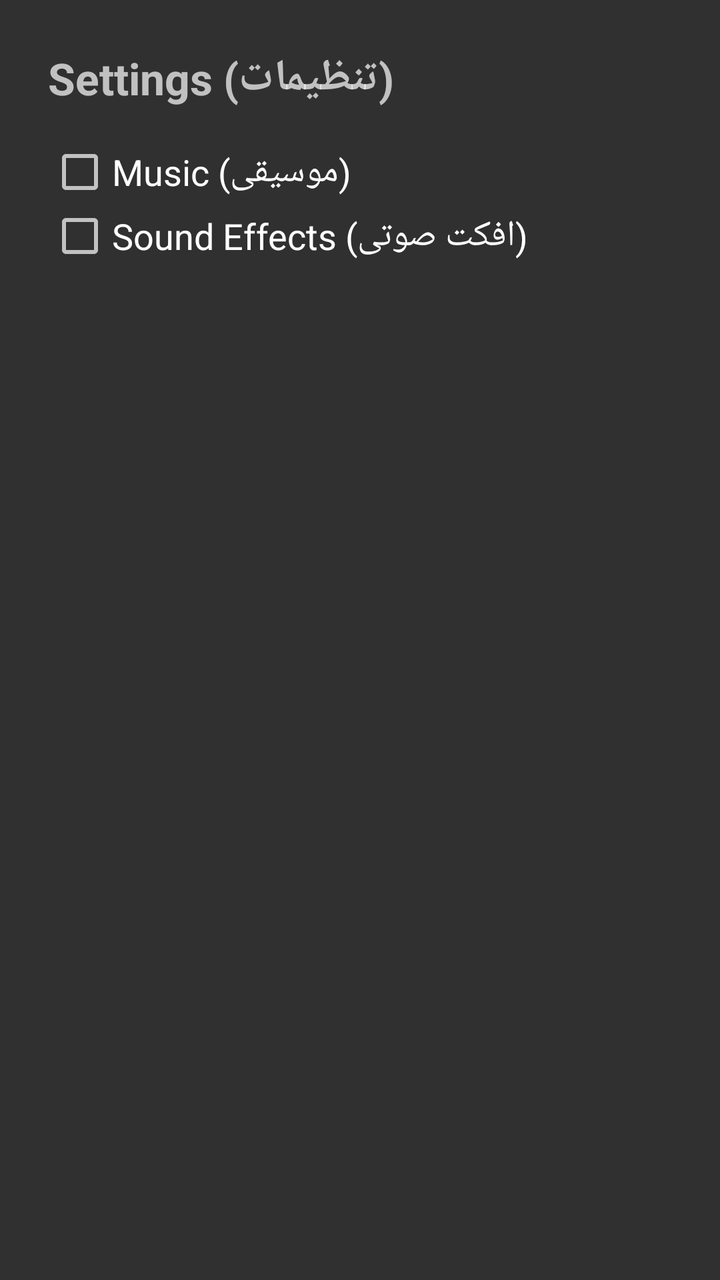
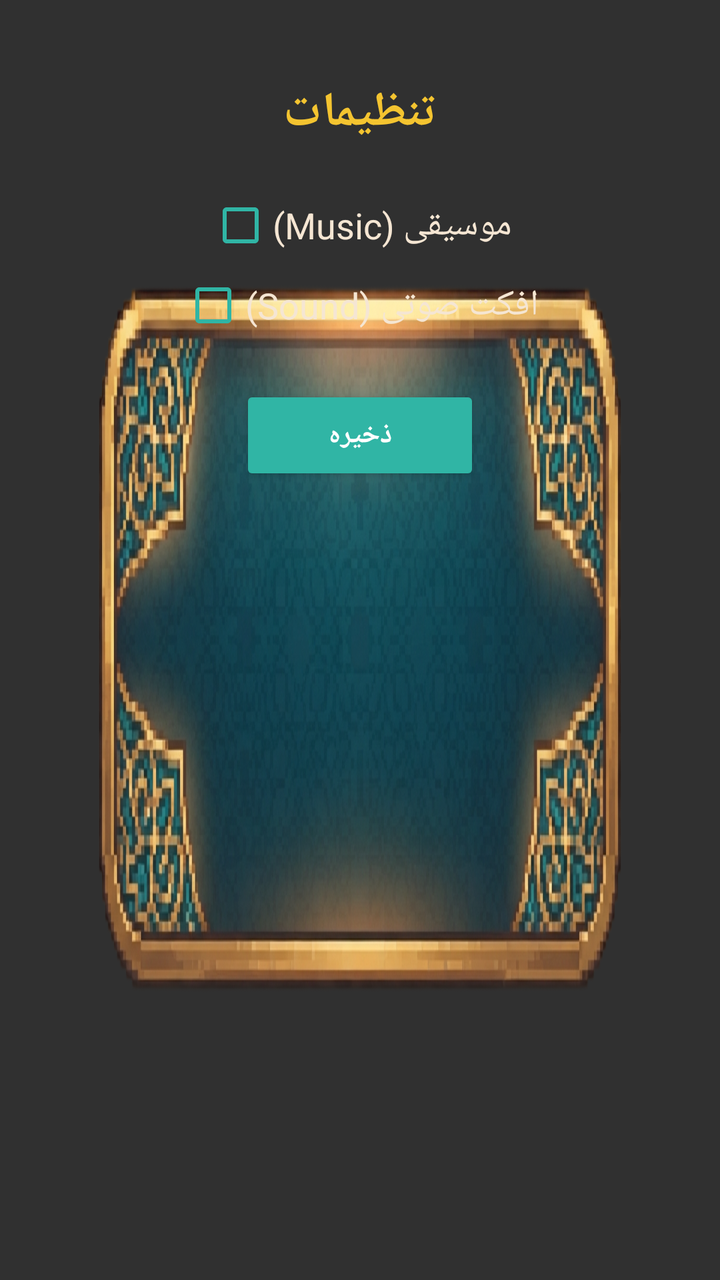

The first picture is an Android layout as it rendered before a commit; the second is the same layout after the commit. The layout source and the unified diff follow.
<!-- AndroidManifest.xml: application theme Theme.AppCompat.NoActionBar -->
<!-- res/layout/dialog_settings.xml -->
<?xml version="1.0" encoding="utf-8"?>
<LinearLayout xmlns:android="http://schemas.android.com/apk/res/android"
    android:layout_width="match_parent"
    android:layout_height="wrap_content"
    android:orientation="vertical"
    android:padding="24dp">

    <TextView
        android:layout_width="wrap_content"
        android:layout_height="wrap_content"
        android:text="Settings (تنظیمات)"
        android:textSize="22sp"
        android:textStyle="bold"
        android:layout_marginBottom="16dp" />

    <CheckBox
        android:id="@+id/cbMusic"
        android:layout_width="match_parent"
        android:layout_height="wrap_content"
        android:text="Music (موسیقی)"
        android:textSize="18sp" />

    <CheckBox
        android:id="@+id/cbSound"
        android:layout_width="match_parent"
        android:layout_height="wrap_content"
        android:text="Sound Effects (افکت صوتی)"
        android:textSize="18sp" />

</LinearLayout>
<!-- resources referenced by this layout -->
<resources>

</resources>

<!-- the commit's change to res/layout/dialog_settings.xml (unified diff, before → after) -->
@@ -1,30 +1,64 @@
 <?xml version="1.0" encoding="utf-8"?>
-<LinearLayout xmlns:android="http://schemas.android.com/apk/res/android"
-    android:layout_width="match_parent"
+<androidx.constraintlayout.widget.ConstraintLayout 
+    xmlns:android="http://schemas.android.com/apk/res/android"
+    xmlns:app="http://schemas.android.com/apk/res-auto"
+    android:layout_width="320dp"
     android:layout_height="wrap_content"
-    android:orientation="vertical"
-    android:padding="24dp">
+    android:background="@drawable/panel_window"
+    android:padding="40dp">
 
     <TextView
+        android:id="@+id/tvSettingsTitle"
         android:layout_width="wrap_content"
         android:layout_height="wrap_content"
-        android:text="Settings (تنظیمات)"
-        android:textSize="22sp"
+        android:text="تنظیمات"
+        android:textColor="#F4C430"
+        android:textSize="24sp"
         android:textStyle="bold"
-        android:layout_marginBottom="16dp" />
+        android:shadowColor="#000"
+        android:shadowDx="2"
+        android:shadowDy="2"
+        app:layout_constraintTop_toTopOf="parent"
+        app:layout_constraintStart_toStartOf="parent"
+        app:layout_constraintEnd_toEndOf="parent" />
 
     <CheckBox
         android:id="@+id/cbMusic"
-        android:layout_width="match_parent"
+        android:layout_width="wrap_content"
         android:layout_height="wrap_content"
-        android:text="Music (موسیقی)"
-        android:textSize="18sp" />
+        android:layout_marginTop="24dp"
+        android:text="موسیقی (Music)"
+        android:textColor="#F5E6D3"
+        android:textSize="18sp"
+        android:buttonTint="#30B5A5"
+        app:layout_constraintTop_toBottomOf="@+id/tvSettingsTitle"
+        app:layout_constraintStart_toStartOf="parent"
+        app:layout_constraintEnd_toEndOf="parent" />
 
     <CheckBox
         android:id="@+id/cbSound"
-        android:layout_width="match_parent"
+        android:layout_width="wrap_content"
         android:layout_height="wrap_content"
-        android:text="Sound Effects (افکت صوتی)"
-        android:textSize="18sp" />
+        android:layout_marginTop="8dp"
+        android:text="افکت صوتی (Sound)"
+        android:textColor="#F5E6D3"
+        android:textSize="18sp"
+        android:buttonTint="#30B5A5"
+        app:layout_constraintTop_toBottomOf="@+id/cbMusic"
+        app:layout_constraintStart_toStartOf="parent"
+        app:layout_constraintEnd_toEndOf="parent" />
 
-</LinearLayout>
+    <Button
+        android:id="@+id/btnSaveSettings"
+        android:layout_width="120dp"
+        android:layout_height="50dp"
+        android:layout_marginTop="24dp"
+        android:backgroundTint="#30B5A5"
+        android:text="ذخیره"
+        android:textColor="#FFFFFF"
+        android:textStyle="bold"
+        app:layout_constraintTop_toBottomOf="@+id/cbSound"
+        app:layout_constraintStart_toStartOf="parent"
+        app:layout_constraintEnd_toEndOf="parent" />
+
+</androidx.constraintlayout.widget.ConstraintLayout>
<!-- resource entries referenced after the edit -->
@@ -1,5 +1,5 @@
 <!-- resources referenced by this layout -->
 <resources>
-
+  <!-- drawable panel_window: png bitmap (drawable-nodpi, 844148 bytes) -->
 </resources>
 
